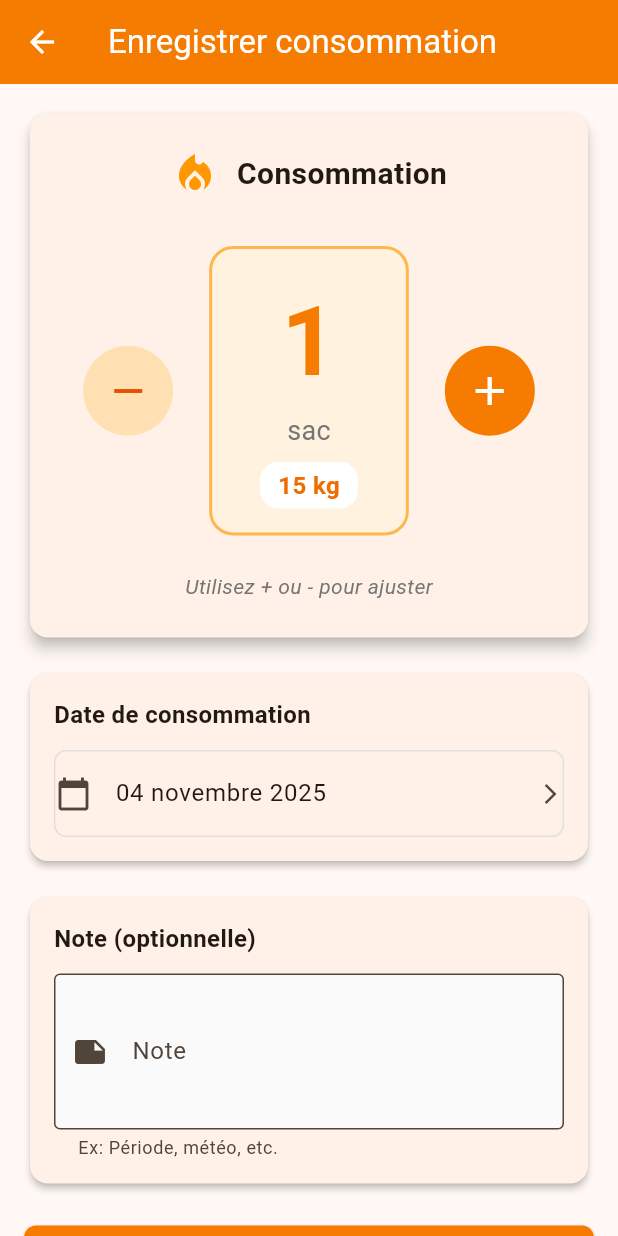
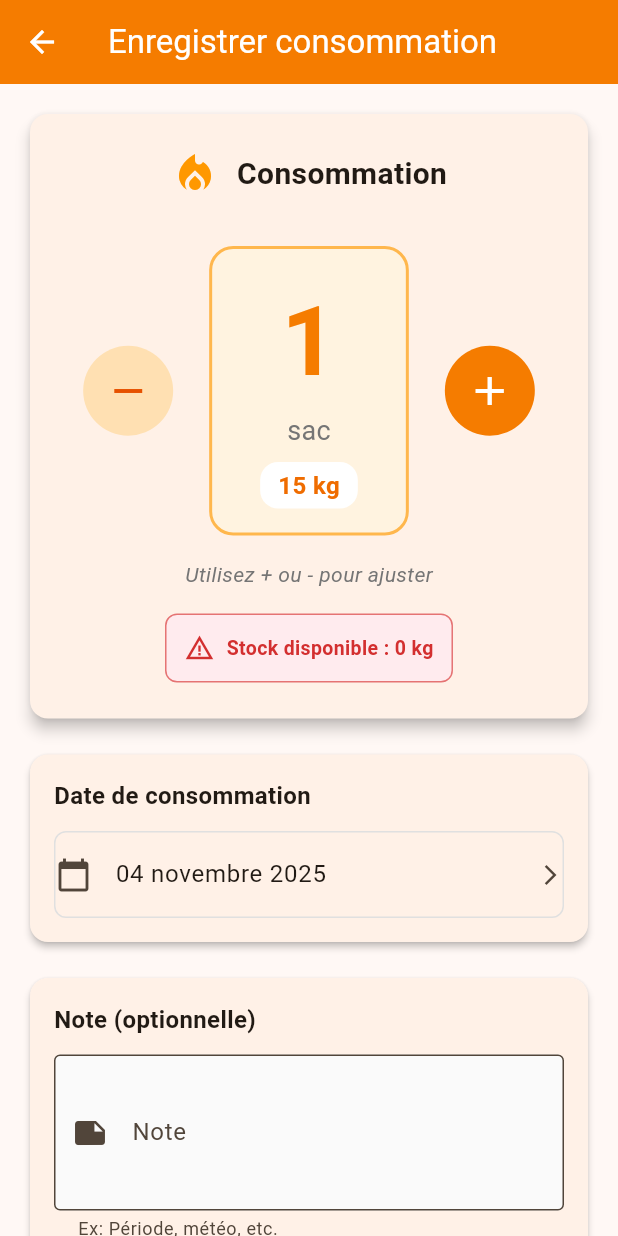
Before and after one commit to doz-technology/doz-technology.github.io, a Flutter app: the AddConsumptionScreen screen opened directly, on a phone screen of 412 x 824 dp. Run offline on Flutter 3.47's test engine with Material 3 defaults, Android fonts, the phone set to English and light mode, and no system bars; our stand-ins replace fl_chart, shared_preferences; accounts and stored records are empty.

Commit message:
Ajout validation stock avant consommation
Améliorations :
- Vérification du stock disponible avant enregistrement
- Dialog de confirmation si consommation > stock
- Affichage du stock disponible en temps réel
- Indicateur visuel : bleu (OK) ou rouge (insuffisant)
- Chargement du stock au montage du composant
- Message d'alerte détaillé avec quantités

L'utilisateur ne peut plus consommer plus que le stock disponible sans confirmation explicite.

```diff
--- a/pellet_tracker/lib/screens/add_consumption_screen.dart
+++ b/pellet_tracker/lib/screens/add_consumption_screen.dart
@@ -17,6 +17,22 @@ class _AddConsumptionScreenState extends State<AddConsumptionScreen> {
   DateTime _selectedDate = DateTime.now();
   int _numberOfBags = 1; // Nombre de sacs consommés
   bool _isSaving = false;
+  double _currentStock = 0; // Stock actuel en kg
+  StorageService? _storageService;
+
+  @override
+  void initState() {
+    super.initState();
+    _loadCurrentStock();
+  }
+
+  Future<void> _loadCurrentStock() async {
+    _storageService = await StorageService.init();
+    final stock = _storageService!.calculateCurrentStock();
+    setState(() {
+      _currentStock = stock;
+    });
+  }
 
   @override
   void dispose() {
@@ -53,11 +69,55 @@ class _AddConsumptionScreenState extends State<AddConsumptionScreen> {
   }
 
   Future<void> _saveTransaction() async {
+    final quantityInKg = _numberOfBags * 15.0;
+
+    // Vérifier si le stock est suffisant
+    if (quantityInKg > _currentStock) {
+      if (mounted) {
+        final confirm = await showDialog<bool>(
+          context: context,
+          builder: (context) => AlertDialog(
+            title: const Text('Stock insuffisant'),
+            content: Column(
+              mainAxisSize: MainAxisSize.min,
+              crossAxisAlignment: CrossAxisAlignment.start,
+              children: [
+                Text(
+                  'Vous essayez de consommer $_numberOfBags sac${_numberOfBags > 1 ? 's' : ''} (${quantityInKg.toStringAsFixed(0)} kg)',
+                ),
+                const SizedBox(height: 8),
+                Text(
+                  'Stock disponible : ${_currentStock.toStringAsFixed(0)} kg (≈ ${(_currentStock / 15).toStringAsFixed(1)} sacs)',
+                  style: const TextStyle(fontWeight: FontWeight.bold),
+                ),
+                const SizedBox(height: 16),
+                const Text(
+                  'Voulez-vous quand même enregistrer cette consommation ?',
+                  style: TextStyle(fontSize: 13),
+                ),
+              ],
+            ),
+            actions: [
+              TextButton(
+                onPressed: () => Navigator.pop(context, false),
+                child: const Text('Annuler'),
+              ),
+              TextButton(
+                onPressed: () => Navigator.pop(context, true),
+                style: TextButton.styleFrom(foregroundColor: Colors.orange),
+                child: const Text('Continuer'),
+              ),
+            ],
+          ),
+        );
+
+        if (confirm != true) return;
+      }
+    }
+
     setState(() => _isSaving = true);
 
     try {
-      final quantityInKg = _numberOfBags * 15.0;
-
       final transaction = PelletTransaction(
         type: TransactionType.consommation,
         quantity: quantityInKg,
@@ -65,7 +125,7 @@ class _AddConsumptionScreenState extends State<AddConsumptionScreen> {
         note: _noteController.text.isEmpty ? null : _noteController.text,
       );
 
-      final storage = await StorageService.init();
+      final storage = _storageService ?? await StorageService.init();
       await storage.addTransaction(transaction);
 
       if (mounted) {
@@ -212,13 +272,53 @@ class _AddConsumptionScreenState extends State<AddConsumptionScreen> {
                         ),
                       ],
                     ),
-                    const SizedBox(height: 24),
+                    const SizedBox(height: 16),
                     Text(
                       'Utilisez + ou - pour ajuster',
                       style: TextStyle(
                         fontSize: 14,
                         color: Colors.grey[600],
                         fontStyle: FontStyle.italic,
+                      ),
+                    ),
+                    const SizedBox(height: 16),
+                    Container(
+                      padding: const EdgeInsets.all(12),
+                      decoration: BoxDecoration(
+                        color: (_numberOfBags * 15 > _currentStock)
+                            ? Colors.red[50]
+                            : Colors.blue[50],
+                        borderRadius: BorderRadius.circular(8),
+                        border: Border.all(
+                          color: (_numberOfBags * 15 > _currentStock)
+                              ? Colors.red[300]!
+                              : Colors.blue[300]!,
+                        ),
+                      ),
+                      child: Row(
+                        mainAxisSize: MainAxisSize.min,
+                        children: [
+                          Icon(
+                            (_numberOfBags * 15 > _currentStock)
+                                ? Icons.warning_amber
+                                : Icons.inventory_2,
+                            size: 20,
+                            color: (_numberOfBags * 15 > _currentStock)
+                                ? Colors.red[700]
+                                : Colors.blue[700],
+                          ),
+                          const SizedBox(width: 8),
+                          Text(
+                            'Stock disponible : ${_currentStock.toStringAsFixed(0)} kg',
+                            style: TextStyle(
+                              fontSize: 13,
+                              fontWeight: FontWeight.w600,
+                              color: (_numberOfBags * 15 > _currentStock)
+                                  ? Colors.red[700]
+                                  : Colors.blue[700],
+                            ),
+                          ),
+                        ],
                       ),
                     ),
                   ],
```
